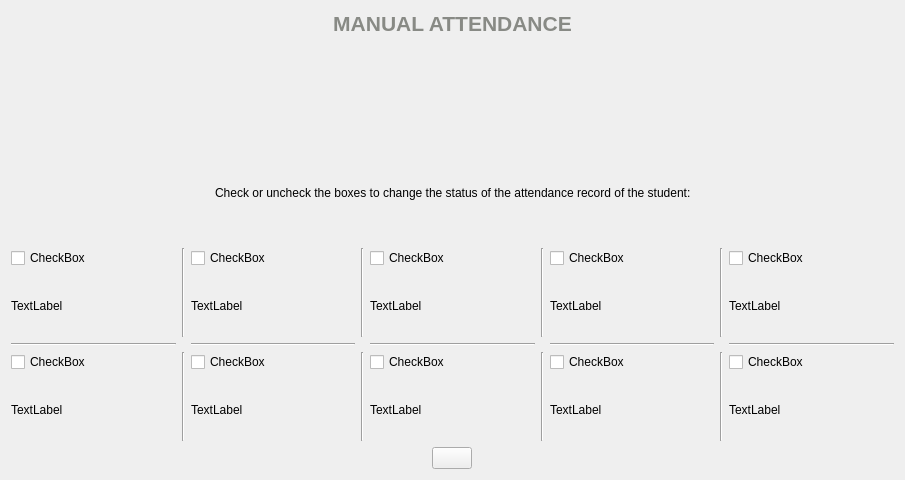
Qt form manual_attendance.ui (mayanxoni/FaceAttend) before a commit.
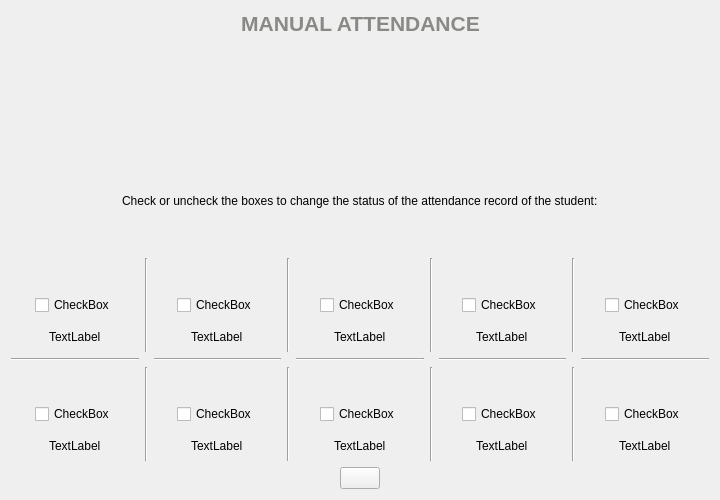
The same form after that commit. Icons and pictures are not drawn.

Patch:
```diff
--- a/manual_attendance.ui
+++ b/manual_attendance.ui
@@ -6,8 +6,8 @@
    <rect>
     <x>0</x>
     <y>0</y>
-    <width>905</width>
-    <height>480</height>
+    <width>720</width>
+    <height>500</height>
    </rect>
   </property>
   <property name="windowTitle">
@@ -60,7 +60,17 @@
     <layout class="QGridLayout" name="grid_layout_2">
      <item row="0" column="4">
       <layout class="QVBoxLayout" name="vertical_layout_3">
-       <item>
+       <item alignment="Qt::AlignHCenter">
+        <widget class="QLabel" name="label_picture_3">
+         <property name="text">
+          <string/>
+         </property>
+         <property name="pixmap">
+          <pixmap>assets/user.png</pixmap>
+         </property>
+        </widget>
+       </item>
+       <item alignment="Qt::AlignHCenter">
         <widget class="QCheckBox" name="checkbox_3">
          <property name="text">
           <string>CheckBox</string>
@@ -77,7 +87,7 @@
          </property>
         </widget>
        </item>
-       <item>
+       <item alignment="Qt::AlignHCenter">
         <widget class="QLabel" name="label_3">
          <property name="text">
           <string>TextLabel</string>
@@ -88,7 +98,17 @@
      </item>
      <item row="2" column="4">
       <layout class="QVBoxLayout" name="vertical_layout_8">
-       <item>
+       <item alignment="Qt::AlignHCenter">
+        <widget class="QLabel" name="label_picture_8">
+         <property name="text">
+          <string/>
+         </property>
+         <property name="pixmap">
+          <pixmap>assets/user.png</pixmap>
+         </property>
+        </widget>
+       </item>
+       <item alignment="Qt::AlignHCenter">
         <widget class="QCheckBox" name="checkbox_8">
          <property name="text">
           <string>CheckBox</string>
@@ -105,7 +125,7 @@
          </property>
         </widget>
        </item>
-       <item>
+       <item alignment="Qt::AlignHCenter">
         <widget class="QLabel" name="label_8">
          <property name="text">
           <string>TextLabel</string>
@@ -116,7 +136,17 @@
      </item>
      <item row="0" column="2">
       <layout class="QVBoxLayout" name="vertical_layout_2">
-       <item>
+       <item alignment="Qt::AlignHCenter">
+        <widget class="QLabel" name="label_picture_2">
+         <property name="text">
+          <string/>
+         </property>
+         <property name="pixmap">
+          <pixmap>assets/user.png</pixmap>
+         </property>
+        </widget>
+       </item>
+       <item alignment="Qt::AlignHCenter">
         <widget class="QCheckBox" name="checkbox_2">
          <property name="text">
           <string>CheckBox</string>
@@ -133,7 +163,7 @@
          </property>
         </widget>
        </item>
-       <item>
+       <item alignment="Qt::AlignHCenter">
         <widget class="QLabel" name="label_2">
          <property name="text">
           <string>TextLabel</string>
@@ -144,7 +174,17 @@
      </item>
      <item row="2" column="2">
       <layout class="QVBoxLayout" name="vertical_layout_7">
-       <item>
+       <item alignment="Qt::AlignHCenter">
+        <widget class="QLabel" name="label_picture_7">
+         <property name="text">
+          <string/>
+         </property>
+         <property name="pixmap">
+          <pixmap>assets/user.png</pixmap>
+         </property>
+        </widget>
+       </item>
+       <item alignment="Qt::AlignHCenter">
         <widget class="QCheckBox" name="checkbox_7">
          <property name="text">
           <string>CheckBox</string>
@@ -161,7 +201,7 @@
          </property>
         </widget>
        </item>
-       <item>
+       <item alignment="Qt::AlignHCenter">
         <widget class="QLabel" name="label_7">
          <property name="text">
           <string>TextLabel</string>
@@ -172,7 +212,20 @@
      </item>
      <item row="0" column="0">
       <layout class="QVBoxLayout" name="vertical_layout_1">
-       <item>
+       <item alignment="Qt::AlignHCenter">
+        <widget class="QLabel" name="label_picture_1">
+         <property name="text">
+          <string/>
+         </property>
+         <property name="pixmap">
+          <pixmap>assets/user.png</pixmap>
+         </property>
+         <property name="alignment">
+          <set>Qt::AlignCenter</set>
+         </property>
+        </widget>
+       </item>
+       <item alignment="Qt::AlignHCenter">
         <widget class="QCheckBox" name="checkbox_1">
          <property name="text">
           <string>CheckBox</string>
@@ -189,7 +242,7 @@
          </property>
         </widget>
        </item>
-       <item>
+       <item alignment="Qt::AlignHCenter">
         <widget class="QLabel" name="label_1">
          <property name="text">
           <string>TextLabel</string>
@@ -200,7 +253,17 @@
      </item>
      <item row="0" column="8">
       <layout class="QVBoxLayout" name="vertical_layout_5">
-       <item>
+       <item alignment="Qt::AlignHCenter">
+        <widget class="QLabel" name="label_picture_5">
+         <property name="text">
+          <string/>
+         </property>
+         <property name="pixmap">
+          <pixmap>assets/user.png</pixmap>
+         </property>
+        </widget>
+       </item>
+       <item alignment="Qt::AlignHCenter">
         <widget class="QCheckBox" name="checkbox_5">
          <property name="text">
           <string>CheckBox</string>
@@ -217,7 +280,7 @@
          </property>
         </widget>
        </item>
-       <item>
+       <item alignment="Qt::AlignHCenter">
         <widget class="QLabel" name="label_5">
          <property name="text">
           <string>TextLabel</string>
@@ -242,7 +305,17 @@
      </item>
      <item row="2" column="8">
       <layout class="QVBoxLayout" name="vertical_layout_10">
-       <item>
+       <item alignment="Qt::AlignHCenter">
+        <widget class="QLabel" name="label_picture_10">
+         <property name="text">
+          <string/>
+         </property>
+         <property name="pixmap">
+          <pixmap>assets/user.png</pixmap>
+         </property>
+        </widget>
+       </item>
+       <item alignment="Qt::AlignHCenter">
         <widget class="QCheckBox" name="checkbox_10">
          <property name="text">
           <string>CheckBox</string>
@@ -259,7 +332,7 @@
          </property>
         </widget>
        </item>
-       <item>
+       <item alignment="Qt::AlignHCenter">
         <widget class="QLabel" name="label_10">
          <property name="text">
           <string>TextLabel</string>
@@ -270,7 +343,17 @@
      </item>
      <item row="0" column="6">
       <layout class="QVBoxLayout" name="vertical_layout_4">
-       <item>
+       <item alignment="Qt::AlignHCenter">
+        <widget class="QLabel" name="label_picture_4">
+         <property name="text">
+          <string/>
+         </property>
+         <property name="pixmap">
+          <pixmap>assets/user.png</pixmap>
+         </property>
+        </widget>
+       </item>
+       <item alignment="Qt::AlignHCenter">
         <widget class="QCheckBox" name="checkbox_4">
          <property name="text">
           <string>CheckBox</string>
@@ -287,7 +370,7 @@
          </property>
         </widget>
        </item>
-       <item>
+       <item alignment="Qt::AlignHCenter">
         <widget class="QLabel" name="label_4">
          <property name="text">
           <string>TextLabel</string>
@@ -305,7 +388,17 @@
      </item>
      <item row="2" column="6">
       <layout class="QVBoxLayout" name="vertical_layout_9">
-       <item>
+       <item alignment="Qt::AlignHCenter">
+        <widget class="QLabel" name="label_picture_9">
+         <property name="text">
+          <string/>
+         </property>
+         <property name="pixmap">
+          <pixmap>assets/user.png</pixmap>
+         </property>
+        </widget>
+       </item>
+       <item alignment="Qt::AlignHCenter">
         <widget class="QCheckBox" name="checkbox_9">
          <property name="text">
           <string>CheckBox</string>
@@ -322,7 +415,7 @@
          </property>
         </widget>
        </item>
-       <item>
+       <item alignment="Qt::AlignHCenter">
         <widget class="QLabel" name="label_9">
          <property name="text">
           <string>TextLabel</string>
@@ -340,7 +433,20 @@
      </item>
      <item row="2" column="0">
       <layout class="QVBoxLayout" name="vertical_layout_6">
-       <item>
+       <item alignment="Qt::AlignHCenter">
+        <widget class="QLabel" name="label_picture_6">
+         <property name="text">
+          <string/>
+         </property>
+         <property name="pixmap">
+          <pixmap>assets/user.png</pixmap>
+         </property>
+         <property name="alignment">
+          <set>Qt::AlignCenter</set>
+         </property>
+        </widget>
+       </item>
+       <item alignment="Qt::AlignHCenter">
         <widget class="QCheckBox" name="checkbox_6">
          <property name="text">
           <string>CheckBox</string>
@@ -357,7 +463,7 @@
          </property>
         </widget>
        </item>
-       <item>
+       <item alignment="Qt::AlignHCenter">
         <widget class="QLabel" name="label_6">
          <property name="text">
           <string>TextLabel</string>
```
Left out of the diff: 40 changed lines with no effect on the pictures.
